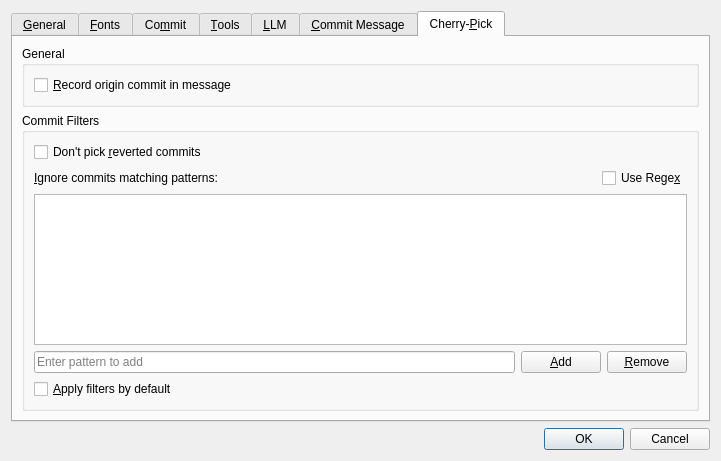
Before: the Qt Designer form qgitc/preferences.ui in timxx/qgitc, drawn with Qt 5.
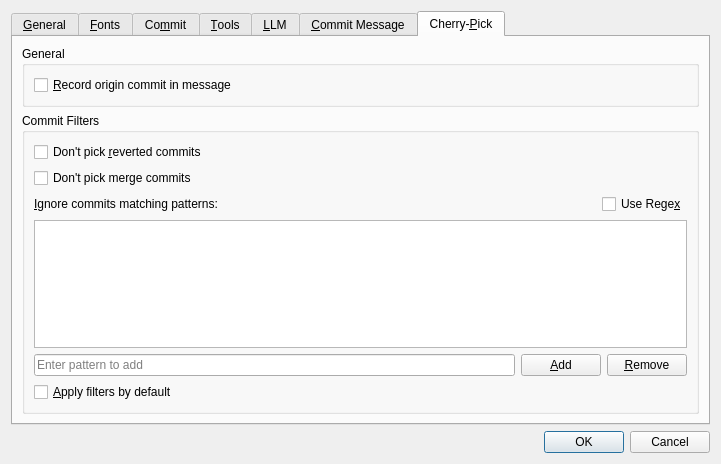
After: the same form once the commit is applied. The open tabs and pages were chosen to show the change. Custom widgets are drawn as their Qt base class.

Commit message: Add option to filter merge commits in cherry-pick and enable filtering by default

The edit to the form file:
```diff
--- a/qgitc/preferences.ui
+++ b/qgitc/preferences.ui
@@ -7,7 +7,7 @@
     <x>0</x>
     <y>0</y>
     <width>721</width>
-    <height>461</height>
+    <height>464</height>
    </rect>
   </property>
   <property name="windowTitle">
@@ -1291,6 +1291,13 @@
             </property>
            </widget>
           </item>
+          <item>
+           <widget class="QCheckBox" name="cbFilterMerge">
+            <property name="text">
+             <string>Don't pick merge commits</string>
+            </property>
+           </widget>
+          </item>
           <item>
            <layout class="QVBoxLayout" name="verticalLayout_filterPatterns">
             <item>
```
Left out of the diff: 2 changed lines with no effect on the pictures. The commit also changes 3 other files.
